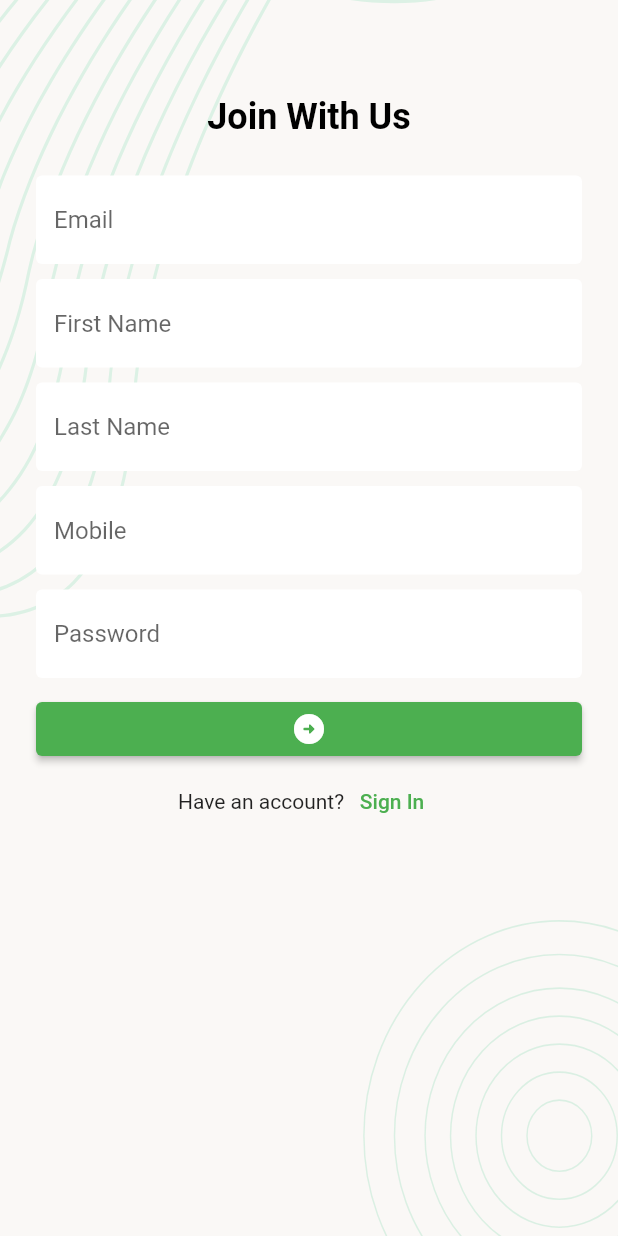
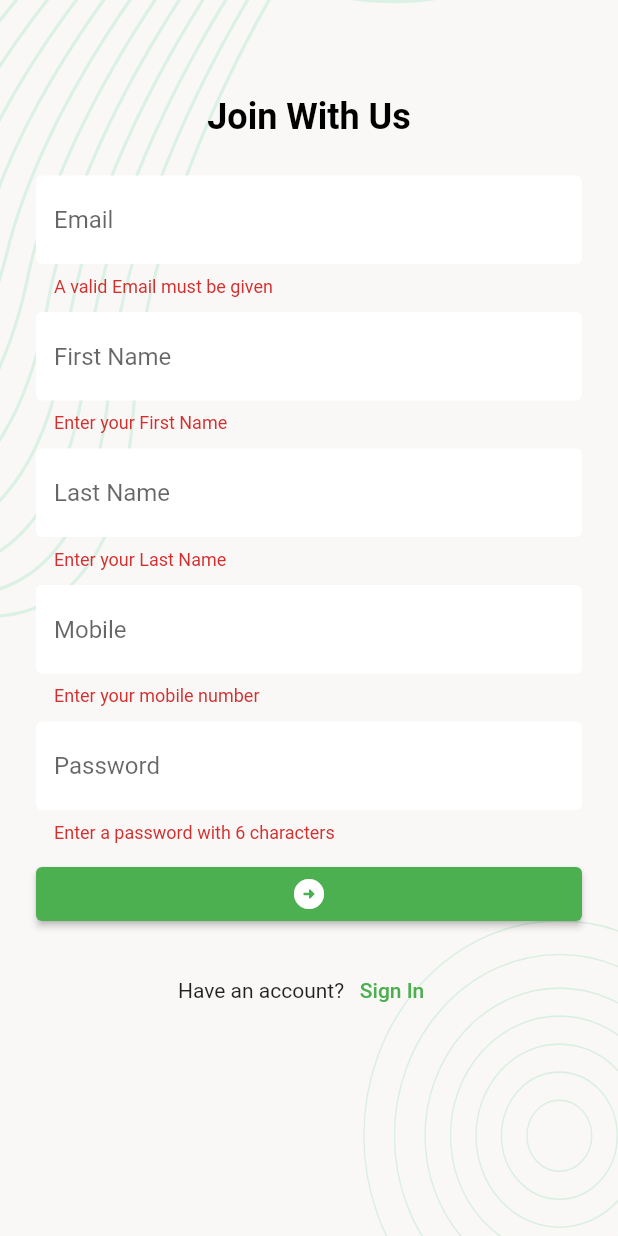
Before and after one commit to Tushar-ShahidurRahman/task_manager_rest_api, a Flutter app: the SignUpScreen screen opened directly, after a tap on the "arrow circle right" icon, on a phone screen of 412 x 824 dp. Run offline on Flutter 3.47's test engine with Material 2 defaults, Android fonts, the phone set to English and light mode, and no system bars; our stand-ins replace flutter_svg, pin_code_fields.

```diff
--- /dev/null
+++ b/lib/data/urls.dart
@@ -0,0 +1,6 @@
+class Urls {
+
+static String baseUrl = 'https://task.teamrabbil.com/api/v1';
+static String loginUrl = '$baseUrl/login';
+static String registrationUrl = '$baseUrl/registration';
+}
--- a/lib/ui/screens/signUp_screen.dart
+++ b/lib/ui/screens/signUp_screen.dart
@@ -7,6 +7,8 @@ import 'package:task_manager_rest_api/ui/widgets/app_text_button.dart';
 import 'package:task_manager_rest_api/ui/widgets/app_text_field_widget.dart';
 import 'package:task_manager_rest_api/ui/widgets/screen_background_widget.dart';
 
+import '../../data/urls.dart';
+
 class SignUpScreen extends StatefulWidget {
   const SignUpScreen({Key? key}) : super(key: key);
 
@@ -15,13 +17,15 @@ class SignUpScreen extends StatefulWidget {
 }
 
 class _SignUpScreenState extends State<SignUpScreen> {
+  bool _inProgress = false;
+
   final TextEditingController emailETController = TextEditingController();
   final TextEditingController firstNameETController = TextEditingController();
   final TextEditingController lastNameETController = TextEditingController();
   final TextEditingController mobileETController = TextEditingController();
   final TextEditingController passwordETController = TextEditingController();
 
-  final GlobalKey<FormState> _formkey = GlobalKey();
+  final GlobalKey<FormState> _formkey = GlobalKey<FormState>();
 
   @override
   Widget build(BuildContext context) {
@@ -31,6 +35,8 @@ class _SignUpScreenState extends State<SignUpScreen> {
         child: SingleChildScrollView(
           child: Padding(
             padding: const EdgeInsets.all(24.0),
+            child: Form(
+              key: _formkey,
               child: Column(
                 mainAxisAlignment: MainAxisAlignment.center,
                 children: [
@@ -95,11 +101,18 @@ class _SignUpScreenState extends State<SignUpScreen> {
                   ),
                   const SizedBox(height: 10),
                   AppElevatedButton(
-                    child: const Icon(Icons.arrow_circle_right_rounded),
+                      child: _inProgress
+                          ? const CircularProgressIndicator(
+                              color: Colors.white,
+                            )
+                          : const Icon(Icons.arrow_circle_right_rounded),
                       onTap: () async {
                         if (_formkey.currentState!.validate()) {
+                          _inProgress = true;
+                          setState(() {});
+
                           final result = await NetworkUtils.postMethod(
-                          'https://task.teamrabbil.com/api/v1/registration',
+                            Urls.registrationUrl,
                             body: {
                               'email': emailETController.text.trim(),
                               'password': passwordETController.text,
@@ -108,21 +121,25 @@ class _SignUpScreenState extends State<SignUpScreen> {
                               'lastName': lastNameETController.text.trim(),
                             },
                           );
+                          _inProgress = false;
+                          setState(() {});
                           if (result != null && result['status'] == 'success') {
                             emailETController.clear();
                             passwordETController.clear();
                             mobileETController.clear();
                             firstNameETController.clear();
                             lastNameETController.clear();
-
                             showSnackBarMessage(
                                 context, 'Registration Successful!');
                           } else {
-                          showSnackBarMessage(
-                              context, 'Registration Failed, Try again', true);
+                            showSnackBarMessage(context,
+                                'Registration Failed, Try again', true);
                           }
                         }
                       }),
+                  const SizedBox(
+                    height: 16,
+                  ),
                   Row(mainAxisAlignment: MainAxisAlignment.center, children: [
                     const Text('Have an account?'),
                     AppTextButton(
@@ -139,6 +156,7 @@ class _SignUpScreenState extends State<SignUpScreen> {
               ),
             ),
           ),
+        ),
       )),
     );
   }
--- a/lib/ui/widgets/app_text_field_widget.dart
+++ b/lib/ui/widgets/app_text_field_widget.dart
@@ -19,6 +19,7 @@ class AppTextFieldWidget extends StatelessWidget {
   @override
   Widget build(BuildContext context) {
     return TextFormField(
+      autovalidateMode: AutovalidateMode.onUserInteraction,
       controller: controller,
       maxLines: maxLines ?? 1,
       validator: (value) {
```
Also changed, not shown: lib/data/network_utils.dart (+6 -3 lines), lib/ui/screens/login_screen.dart (+59 -6 lines). Lines whose indentation alone changed are shown as unchanged.
